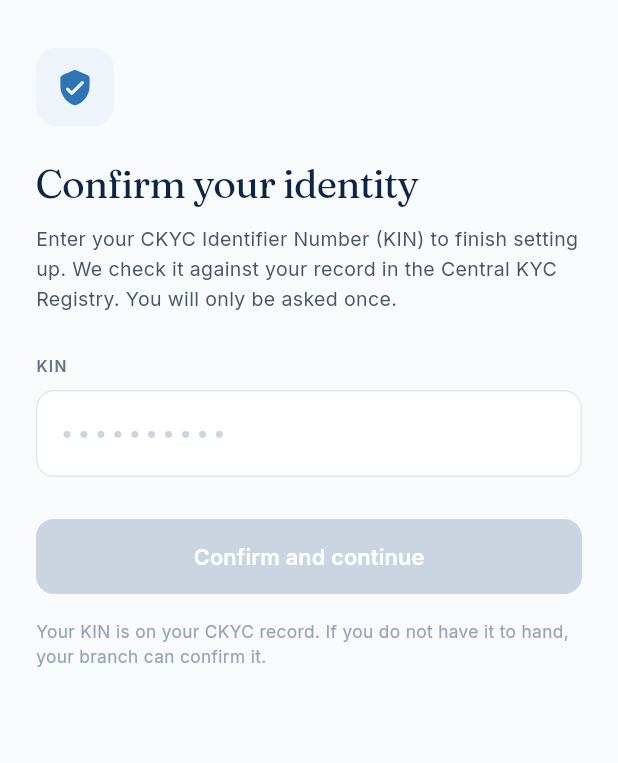
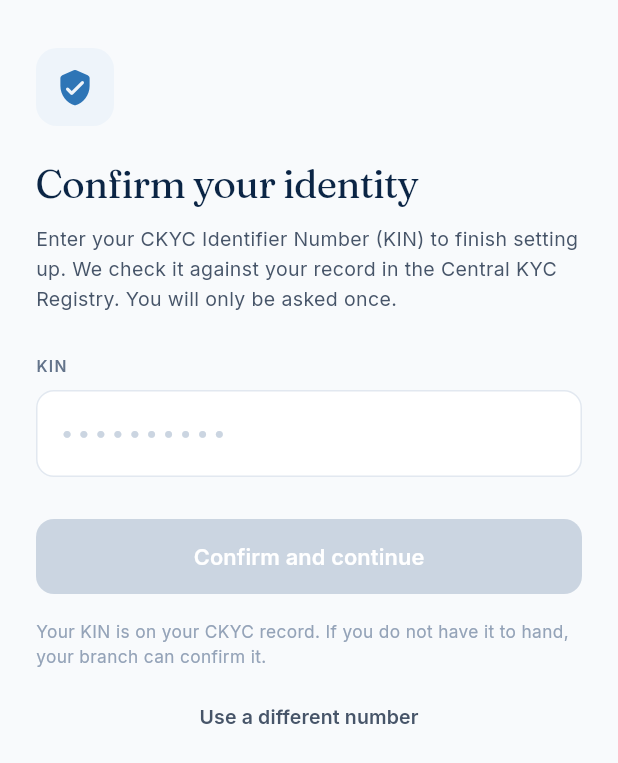
Before and after one commit to just-poet/PSBFRONT, a Flutter app: the OnboardingKinScreen screen opened directly with empty values, on a phone screen of 412 x 824 dp. Shown: the top 763 px of the screen. Run offline on Flutter 3.47's test engine with Material 3 defaults, Android fonts, the phone set to English and light mode, and no system bars; our stand-ins replace flutter_local_notifications, flutter_svg, google_fonts, image_picker, permission_handler, shared_preferences and 1 more; missing offline and left inert: flutter_pdfview, mobile_scanner; accounts and stored records are empty; network calls fail.

Commit message:
fix(onboarding): let the KIN screen hand off, and never trap the customer
The KIN screen was a dead end. It is pushed with pushAndRemoveUntil, which
disposes the sign-in screen, and the onVerified callback then navigated
through that screen's State — whose `mounted` guard was false by the time it
ran. A correct KIN verified against the server and then did nothing at all.

The callback is now handed the KIN screen's own context, which is still alive,
so the hand-off works regardless of what happened to the screen that pushed it.

Also added a way out. That screen owns the whole stack: no back button, no tab
bar. A customer who could not pass the check — wrong KIN, server unreachable —
had an unusable app until they cleared its data. "Use a different number"
clears the session and returns to sign-in.

Demo builds show the KIN for whichever seeded number signed in, alongside the
existing PIN hint. The KIN is checked against the customer's real CKYC record
and cannot be discovered from inside the app, so without it the first-time flow
cannot be demonstrated.

Co-Authored-By: Claude Opus 5 <noreply@anthropic.com>

```diff
--- a/lib/screens/onboarding_kin.dart
+++ b/lib/screens/onboarding_kin.dart
@@ -2,9 +2,12 @@ import 'package:flutter/material.dart';
 import 'package:flutter/services.dart';
 import 'package:google_fonts/google_fonts.dart';
 
+import '../main.dart';
 import '../services/api_service.dart';
 import '../services/locale_service.dart';
 import '../services/onboarding_state.dart';
+import 'bottom_nav_bar.dart' show activeTabNotifier;
+import 'login_ckyc.dart';
 
 /// First-time onboarding: confirm the customer's CKYC Identifier Number.
 ///
@@ -13,11 +16,24 @@ import '../services/onboarding_state.dart';
 /// Registry record. Shown only the first time an account is opened on this
 /// device — see [OnboardingState].
 class OnboardingKinScreen extends StatefulWidget {
-  const OnboardingKinScreen({super.key, required this.onVerified});
+  const OnboardingKinScreen({
+    super.key,
+    required this.onVerified,
+    this.demoHint,
+  });
 
   /// Runs once the KIN matches. The caller decides where onboarding goes next,
   /// which keeps this screen out of the navigation decisions.
-  final Future<void> Function() onVerified;
+  ///
+  /// Handed this screen's context, not the caller's. The screen that pushes
+  /// this one is removed from the stack on the way here, so its State is
+  /// disposed and any `mounted` guard in the callback is false by the time it
+  /// runs — which silently did nothing and left the customer stuck here with a
+  /// correct KIN and no way forward.
+  final Future<void> Function(BuildContext context) onVerified;
+
+  /// Optional hint shown under the field, for demo builds.
+  final String? demoHint;
 
   @override
   State<OnboardingKinScreen> createState() => _OnboardingKinScreenState();
@@ -61,7 +77,26 @@ class _OnboardingKinScreenState extends State<OnboardingKinScreen> {
 
     await OnboardingState.markKinVerified();
     if (!mounted) return;
-    await widget.onVerified();
+    await widget.onVerified(context);
+  }
+
+  /// Leaves onboarding and returns to sign-in.
+  ///
+  /// This screen replaces the whole stack, so without this there is no back
+  /// button, no tab bar and no way out: a customer who cannot complete the
+  /// check — wrong KIN, server unreachable — was trapped with the app unusable
+  /// until they cleared its data.
+  Future<void> _backToSignIn() async {
+    await ApiService.instance.clearSession();
+    if (!mounted) return;
+    activeTabNotifier.value = 'ekyc';
+    Navigator.of(context).pushAndRemoveUntil(
+      MaterialPageRoute(
+        settings: const RouteSettings(name: '/'),
+        builder: (_) => const MobileDeviceFrame(child: LoginCkycScreen()),
+      ),
+      (route) => false,
+    );
   }
 
   @override
@@ -221,6 +256,41 @@ class _OnboardingKinScreenState extends State<OnboardingKinScreen> {
                   color: const Color(0xFF94A3B8),
                 ),
               ),
+              if (widget.demoHint != null) ...[
+                const SizedBox(height: 12),
+                Container(
+                  width: double.infinity,
+                  padding: const EdgeInsets.all(12),
+                  decoration: BoxDecoration(
+                    color: const Color(0xFFEEF4FA),
+                    borderRadius: BorderRadius.circular(10),
+                  ),
+                  child: Text(
+                    widget.demoHint!,
+                    style: GoogleFonts.inter(
+                      fontSize: 11.5,
+                      height: 1.5,
+                      color: const Color(0xFF2E75B6),
+                    ),
+                  ),
+                ),
+              ],
+              const SizedBox(height: 8),
+              // Always reachable: this screen owns the whole stack, so without
+              // a way back a failed check leaves the app unusable.
+              Center(
+                child: TextButton(
+                  onPressed: _busy ? null : _backToSignIn,
+                  child: Text(
+                    tr('Use a different number'),
+                    style: GoogleFonts.inter(
+                      fontSize: 13,
+                      fontWeight: FontWeight.w600,
+                      color: const Color(0xFF475569),
+                    ),
+                  ),
+                ),
+              ),
             ],
           ),
         ),
```
Also changed, not shown: lib/screens/login_ckyc.dart (+40 -7 lines), 1 other file.
